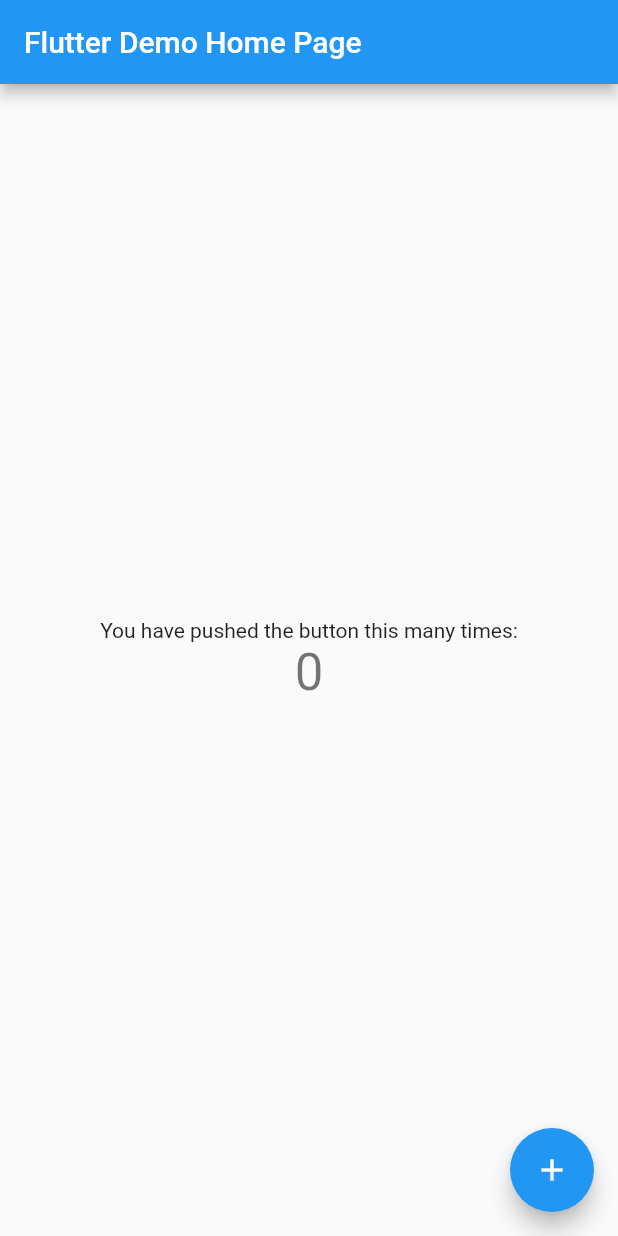
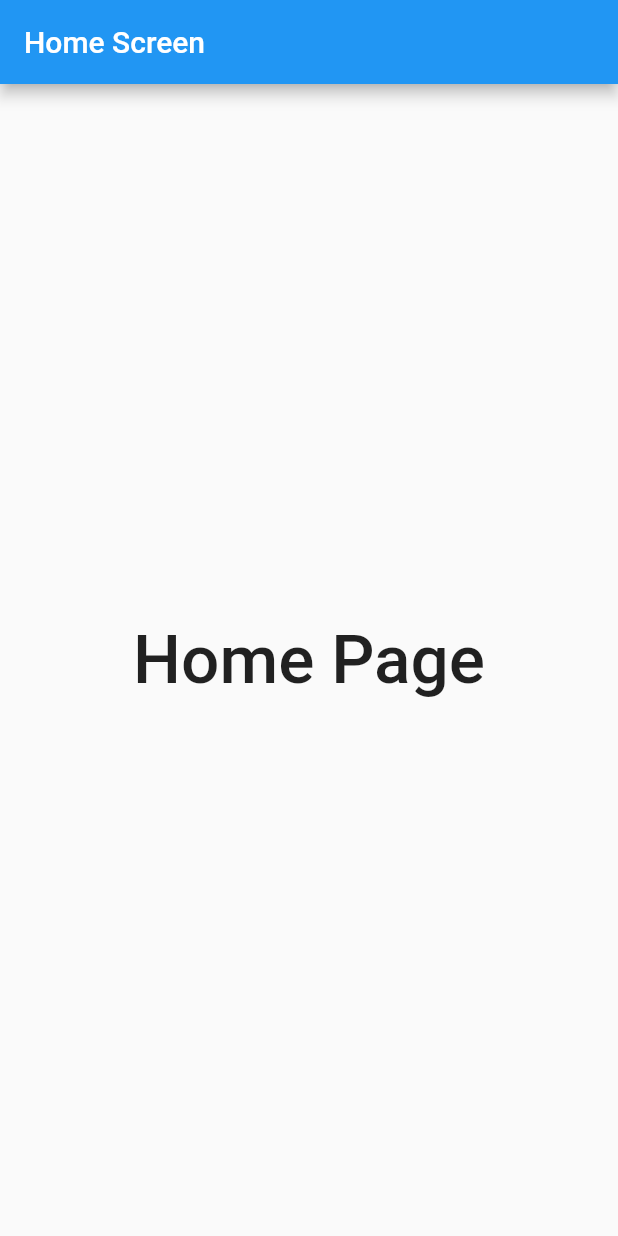
Before and after one commit to thejikan/push_notification, a Flutter app: the screen it shows after launch, on a phone screen of 412 x 824 dp. Run offline on Flutter 3.47's test engine with Material 2 defaults, Android fonts, the phone set to English and light mode, and no system bars; our stand-ins replace firebase_core, firebase_messaging, flutter_local_notifications; accounts and stored records are empty.

```diff
--- a/lib/main.dart
+++ b/lib/main.dart
@@ -1,6 +1,16 @@
+import 'package:firebase_core/firebase_core.dart';
 import 'package:flutter/material.dart';
+import 'package:push_notification/api/firebase_api.dart';
+import 'package:push_notification/presentation/notification.dart';
 
-void main() {
+import 'presentation/home.dart';
+
+final navigatorKey = GlobalKey<NavigatorState>();
+
+void main() async{
+  WidgetsFlutterBinding.ensureInitialized();
+  await Firebase.initializeApp();
+  await FirebaseApi().initNotifications();
   runApp(const MyApp());
 }
 
@@ -14,54 +24,11 @@ class MyApp extends StatelessWidget {
       theme: ThemeData(
         primarySwatch: Colors.blue,
       ),
-      home: const MyHomePage(title: 'Flutter Demo Home Page'),
+      navigatorKey: navigatorKey,
+      home: HomeView(),
+      routes: {
+        NotificationView.route: (context) => NotificationView(),
+      },
     );
   }
 }
-
-class MyHomePage extends StatefulWidget {
-  const MyHomePage({super.key, required this.title});
-
-  final String title;
-
-  @override
-  State<MyHomePage> createState() => _MyHomePageState();
-}
-
-class _MyHomePageState extends State<MyHomePage> {
-  int _counter = 0;
-
-  void _incrementCounter() {
-    setState(() {
-      _counter++;
-    });
-  }
-
-  @override
-  Widget build(BuildContext context) {
-    return Scaffold(
-      appBar: AppBar(
-        title: Text(widget.title),
-      ),
-      body: Center(
-        child: Column(
-          mainAxisAlignment: MainAxisAlignment.center,
-          children: <Widget>[
-            const Text(
-              'You have pushed the button this many times:',
-            ),
-            Text(
-              '$_counter',
-              style: Theme.of(context).textTheme.headlineMedium,
-            ),
-          ],
-        ),
-      ),
-      floatingActionButton: FloatingActionButton(
-        onPressed: _incrementCounter,
-        tooltip: 'Increment',
-        child: const Icon(Icons.add),
-      ),
-    );
-  }
-}
--- /dev/null
+++ b/lib/presentation/home.dart
@@ -0,0 +1,17 @@
+import 'package:flutter/material.dart';
+
+class HomeView extends StatelessWidget{
+  const HomeView({Key? key}): super(key: key);
+
+  @override
+  Widget build(BuildContext context){
+    return Scaffold(
+      appBar: AppBar(
+        title: Text('Home Screen'),
+      ),
+      body: Center(
+        child: Text('Home Page', style: TextStyle(fontSize: 45, fontWeight: FontWeight.w500),),
+      ),
+    );
+  }
+}
```
Also changed, not shown: lib/api/firebase_api.dart (added, +94 -0 lines), lib/presentation/notification.dart (added, +28 -0 lines), pubspec.yaml (+4 -67 lines), pubspec.lock, 9 other files.
